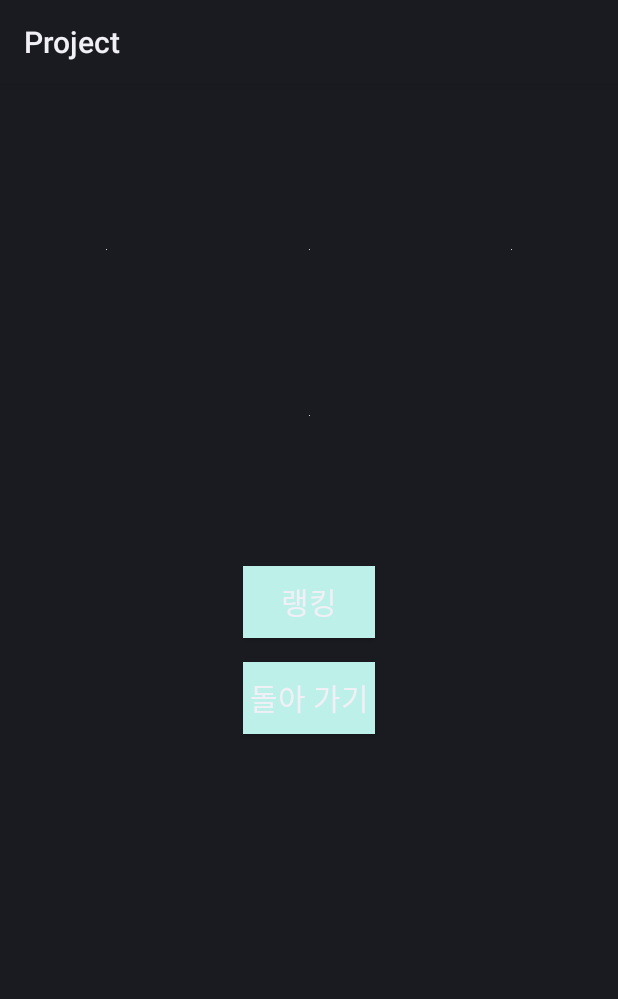
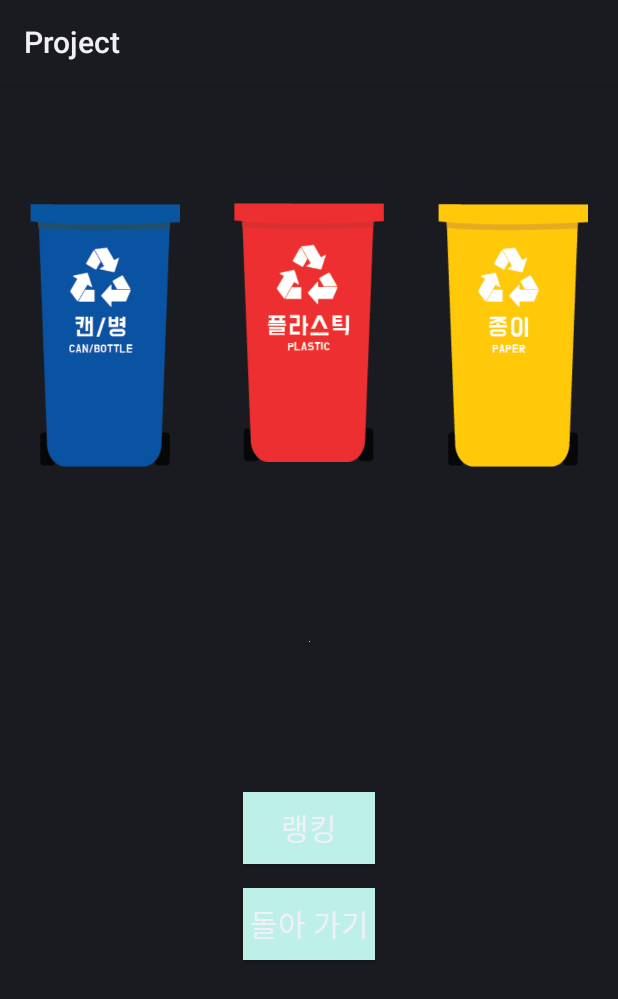
Before and after one commit to TeamEBB/EBB-Android, an Android app: the layout activity_gaming.xml on its own in the app's theme, with its tools: preview values and no code run, on a phone screen of 412 x 824 dp. Shown: the top 999 px of the screen. Run offline under Robolectric (Android 15) with nearby library versions, the light colour scheme and no system bars.

Commit message:
쓰레기통 추가

```diff
--- a/EBB/app/src/main/java/com/example/project/GameStart.kt
+++ b/EBB/app/src/main/java/com/example/project/GameStart.kt
@@ -26,6 +26,10 @@ class GameStart : AppCompatActivity() {
 
         binding.changeTree.setImageResource(treeImage)
 
+        binding.btnStart.setOnClickListener {
+            val intent = Intent(this, Gaming::class.java)
+            startActivity(intent)
+        }
 
 
         binding.btnShowRanking.setOnClickListener {
@@ -33,10 +37,7 @@ class GameStart : AppCompatActivity() {
             startActivity(intent)
         }
 
-        binding.btnStart.setOnClickListener {
-            val intent = Intent(this, Gaming::class.java)
-            startActivity(intent)
-        }
+
 
     }
 }
--- a/EBB/app/src/main/res/layout/activity_gaming.xml
+++ b/EBB/app/src/main/res/layout/activity_gaming.xml
@@ -7,45 +7,45 @@
     tools:context=".Gaming">
 
     <ImageView
-        android:id="@+id/imageView"
-        android:layout_width="wrap_content"
+        android:id="@+id/imageCan"
+        android:layout_width="100dp"
         android:layout_height="wrap_content"
-        android:layout_marginTop="110dp"
-        android:layout_marginRight="270dp"
-        app:layout_constraintEnd_toEndOf="parent"
+        android:layout_marginTop="10dp"
+        android:layout_marginRight="16dp"
+        app:layout_constraintEnd_toStartOf="@id/imagePlastic"
         app:layout_constraintStart_toStartOf="parent"
         app:layout_constraintTop_toTopOf="parent"
-        tools:srcCompat="@tools:sample/avatars" />
+        android:src="@drawable/can" />
 
     <ImageView
-        android:id="@+id/imageView2"
-        android:layout_width="wrap_content"
+        android:id="@+id/imagePlastic"
+        android:layout_width="100dp"
         android:layout_height="wrap_content"
-        android:layout_marginTop="110dp"
-        app:layout_constraintEnd_toEndOf="parent"
-        app:layout_constraintStart_toStartOf="parent"
+        android:layout_marginTop="10dp"
+        app:layout_constraintEnd_toEndOf="@id/imagePaper"
+        app:layout_constraintStart_toStartOf="@id/imageCan"
         app:layout_constraintTop_toTopOf="parent"
-        tools:srcCompat="@tools:sample/avatars" />
+        android:src="@drawable/plastic" />
 
     <ImageView
-        android:id="@+id/imageView3"
-        android:layout_width="wrap_content"
+        android:id="@+id/imagePaper"
+        android:layout_width="100dp"
         android:layout_height="wrap_content"
-        android:layout_marginLeft="270dp"
-        android:layout_marginTop="110dp"
+        android:layout_marginLeft="16dp"
+        android:layout_marginTop="10dp"
         app:layout_constraintEnd_toEndOf="parent"
-        app:layout_constraintStart_toStartOf="parent"
+        app:layout_constraintStart_toEndOf="@id/imagePlastic"
         app:layout_constraintTop_toTopOf="parent"
-        tools:srcCompat="@tools:sample/avatars" />
+        android:src="@drawable/paper" />
 
     <ImageView
         android:id="@+id/imageView4"
         android:layout_width="wrap_content"
         android:layout_height="wrap_content"
-        android:layout_marginTop="110dp"
+        android:layout_marginTop="50dp"
         app:layout_constraintEnd_toEndOf="parent"
         app:layout_constraintStart_toStartOf="parent"
-        app:layout_constraintTop_toBottomOf="@id/imageView2"
+        app:layout_constraintTop_toBottomOf="@id/imagePlastic"
         tools:srcCompat="@tools:sample/avatars" />
 
     <Button
```
Also changed, not shown: EBB/app/src/main/res/drawable/can.png (added), EBB/app/src/main/res/drawable/paper.png (added), EBB/app/src/main/res/drawable/plastic.png (added), EBB/app/src/main/res/drawable/wastes.png (added).
